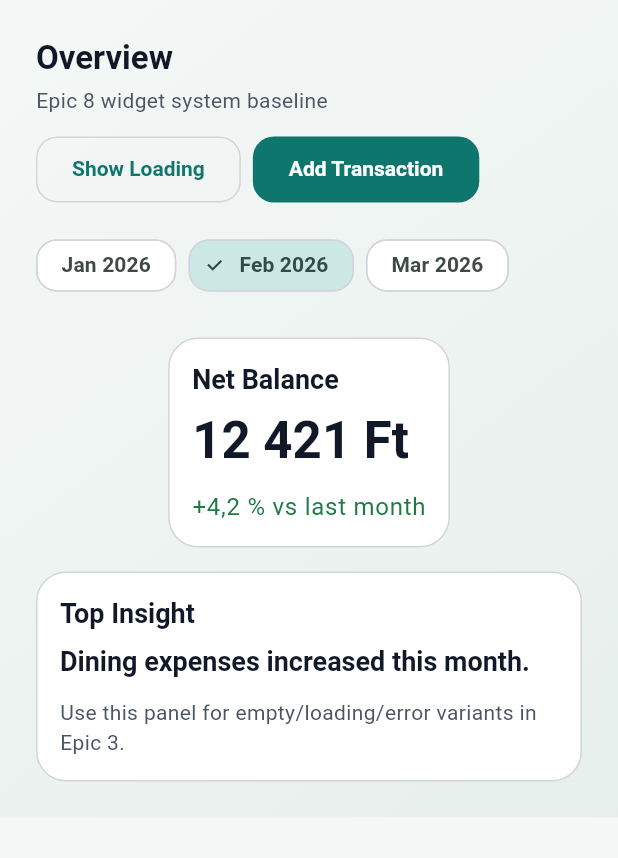
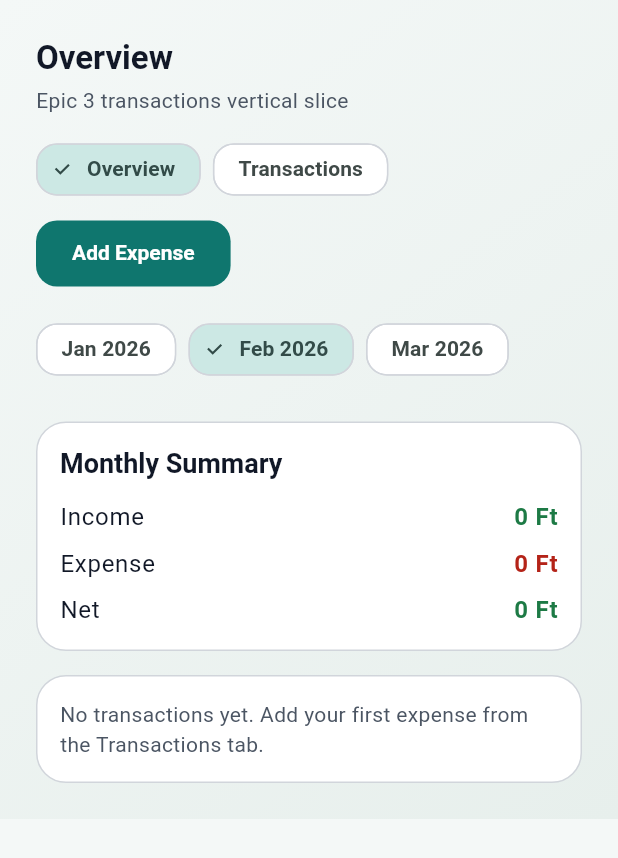
Before and after one commit to Wolfer10/Finora, a Flutter app: the screen it shows after launch, on a phone screen of 412 x 824 dp. Shown: the top 858 px of the screen. Run offline on Flutter 3.47's test engine with Material 3 defaults, Android fonts, the phone set to English and light mode, and no system bars; our stand-ins replace drift, drift_flutter, flutter_riverpod; accounts and stored records are empty; generated files the repository leaves out were written again.

Commit message:
feat(epic3) fix drift database #3

```diff
--- a/lib/core/database/app_database.dart
+++ b/lib/core/database/app_database.dart
@@ -1,27 +1,17 @@
-import 'dart:io';
-
 import 'package:drift/drift.dart';
-import 'package:drift/native.dart';
 import 'package:finora/core/database/app_database.dart' as prefix0;
-import 'package:path/path.dart' as p;
-import 'package:path_provider/path_provider.dart';
 
 import 'package:finora/core/database/daos/account_dao.dart';
 import 'package:finora/core/database/daos/category_dao.dart';
 import 'package:finora/core/database/daos/transaction_dao.dart';
+import 'package:finora/core/database/database_connection.dart';
 import 'package:finora/core/database/tables/accounts_table.dart';
 import 'package:finora/core/database/tables/categories_table.dart';
 import 'package:finora/core/database/tables/transactions_table.dart';
 
 part 'app_database.g.dart';
 
-LazyDatabase _openConnection() {
-  return LazyDatabase(() async {
-    final directory = await getApplicationDocumentsDirectory();
-    final file = File(p.join(directory.path, 'finora.sqlite'));
-    return NativeDatabase(file);
-  });
-}
+QueryExecutor _openConnection() => openDatabaseConnection();
 
 @DriftDatabase(
   tables: [Accounts, Categories, Transactions],
--- /dev/null
+++ b/lib/core/database/database_connection.dart
@@ -0,0 +1,12 @@
+import 'package:drift/drift.dart';
+import 'package:drift_flutter/drift_flutter.dart';
+
+QueryExecutor openDatabaseConnection() {
+  return driftDatabase(
+    name: 'finora',
+    web: DriftWebOptions(
+      sqlite3Wasm: Uri.parse('sqlite3.wasm'),
+      driftWorker: Uri.parse('drift_worker.dart.js'),
+    ),
+  );
+}
--- a/lib/main.dart
+++ b/lib/main.dart
@@ -1,17 +1,19 @@
+import 'package:flutter/material.dart';
+import 'package:flutter_riverpod/flutter_riverpod.dart';
+
 import 'package:finora/core/errors/global_error_handler.dart';
 import 'package:finora/core/theme/app_theme.dart';
 import 'package:finora/core/theme/app_tokens.dart';
-import 'package:finora/core/utils/money_formatter.dart';
-import 'package:finora/core/widgets/finora_card.dart';
 import 'package:finora/core/widgets/finora_page_scaffold.dart';
-import 'package:finora/core/widgets/finora_skeleton.dart';
-import 'package:flutter/material.dart';
+import 'package:finora/features/transactions/presentation/dashboard_overview.dart';
+import 'package:finora/features/transactions/presentation/transactions_providers.dart';
+import 'package:finora/features/transactions/presentation/transactions_screen.dart';
 
 void main() {
   runWithGlobalErrorGuard<void>(() {
     WidgetsFlutterBinding.ensureInitialized();
     installGlobalErrorHandlers();
-    runApp(const FinoraApp());
+    runApp(const ProviderScope(child: FinoraApp()));
   });
 }
 
@@ -25,163 +27,79 @@ class FinoraApp extends StatelessWidget {
       theme: AppTheme.light(),
       darkTheme: AppTheme.dark(),
       themeMode: ThemeMode.system,
-      home: const DashboardShell(),
+      home: const FinoraEpic3Shell(),
     );
   }
 }
 
-class DashboardShell extends StatefulWidget {
-  const DashboardShell({super.key});
+class FinoraEpic3Shell extends ConsumerStatefulWidget {
+  const FinoraEpic3Shell({super.key});
 
   @override
-  State<DashboardShell> createState() => _DashboardShellState();
+  ConsumerState<FinoraEpic3Shell> createState() => _FinoraEpic3ShellState();
 }
 
-class _DashboardShellState extends State<DashboardShell> {
-  DateTime _selectedMonth = DateTime(2026, 2);
-  bool _showLoading = false;
-
-  void _onMonthChanged(DateTime month) => setState(() => _selectedMonth = month);
-  void _toggleLoading() => setState(() => _showLoading = !_showLoading);
-
-  Future<void> _openAddTransactionDialog() async {
-    await showDialog<void>(
-      context: context,
-      builder: (context) => AlertDialog(
-        title: const Text('Add Transaction'),
-        content: const Text('Shared dialog motion and theme styles are active.'),
-        actions: [
-          TextButton(
-            onPressed: () => Navigator.of(context).pop(),
-            child: const Text('Close'),
-          ),
-        ],
-      ),
-    );
-  }
+class _FinoraEpic3ShellState extends ConsumerState<FinoraEpic3Shell> {
+  int _selectedTab = 0;
 
   @override
   Widget build(BuildContext context) {
+    final bootstrap = ref.watch(transactionBootstrapProvider);
+    final selectedMonth = ref.watch(selectedMonthProvider);
+
     return FinoraPageScaffold(
-      title: 'Overview',
-      subtitle: 'Epic 8 widget system baseline',
-      selectedMonth: _selectedMonth,
-      onMonthChanged: _onMonthChanged,
+      title: _selectedTab == 0 ? 'Overview' : 'Transactions',
+      subtitle: 'Epic 3 transactions vertical slice',
+      selectedMonth: selectedMonth,
+      onMonthChanged: (month) {
+        ref.read(selectedMonthProvider.notifier).state = DateTime(
+              month.year,
+              month.month,
+            );
+      },
       trailing: Wrap(
         spacing: AppSpacing.sm,
         runSpacing: AppSpacing.sm,
         children: [
-          OutlinedButton(
-            onPressed: _toggleLoading,
-            child: Text(_showLoading ? 'Show Data' : 'Show Loading'),
+          ChoiceChip(
+            label: const Text('Overview'),
+            selected: _selectedTab == 0,
+            onSelected: (_) => setState(() => _selectedTab = 0),
+          ),
+          ChoiceChip(
+            label: const Text('Transactions'),
+            selected: _selectedTab == 1,
+            onSelected: (_) => setState(() => _selectedTab = 1),
           ),
           FilledButton(
-            onPressed: _openAddTransactionDialog,
-            child: const Text('Add Transaction'),
+            onPressed: () async {
+              await showDialog<void>(
+                context: context,
+                builder: (context) => const AddExpenseDialog(),
+              );
+            },
+            child: const Text('Add Expense'),
           ),
         ],
       ),
-      child: LayoutBuilder(
-        builder: (context, constraints) {
-          final useSplit = constraints.maxWidth >= 900;
-          return AnimatedSwitcher(
-            duration: AppMotion.normal,
-            switchInCurve: AppMotion.emphasized,
-            switchOutCurve: AppMotion.standard,
-            child: useSplit
-                ? Row(
-                    key: const ValueKey('split'),
-                    crossAxisAlignment: CrossAxisAlignment.start,
-                    children: [
-                      Expanded(child: _BalancePanel(loading: _showLoading)),
-                      const SizedBox(width: AppSpacing.lg),
-                      Expanded(child: _InsightPanel(loading: _showLoading)),
-                    ],
-                  )
-                : Column(
-                    key: const ValueKey('stacked'),
-                    children: [
-                      _BalancePanel(loading: _showLoading),
-                      const SizedBox(height: AppSpacing.lg),
-                      _InsightPanel(loading: _showLoading),
-                    ],
-                  ));
+      child: bootstrap.when(
+        data: (_) {
+          if (_selectedTab == 0) {
+            return const DashboardOverview();
+          }
+          return const TransactionsScreen();
         },
+        loading: () => const Center(
+          child: CircularProgressIndicator(),
+        ),
+        error: (error, _) => Text(
+          'Initialization failed: $error',
+          style: Theme.of(context)
+              .textTheme
+              .bodyMedium
+              ?.copyWith(color: AppColors.error),
+        ),
       ),
     );
   }
 }
-
-class _BalancePanel extends StatelessWidget {
-  const _BalancePanel({required this.loading});
-
-  final bool loading;
-
-  @override
-  Widget build(BuildContext context) {
-    final textTheme = Theme.of(context).textTheme;
-    return FinoraCard(
-      child: Column(
-        crossAxisAlignment: CrossAxisAlignment.start,
-        children: loading
-            ? const [
-                FinoraSkeletonBox(width: 140, height: 20),
-                SizedBox(height: AppSpacing.sm),
-                FinoraSkeletonBox(width: 200, height: 40),
-                SizedBox(height: AppSpacing.md),
-                FinoraSkeletonBox(width: 120, height: 16),
-              ]
-            : [
-                Text('Net Balance', style: textTheme.titleLarge),
-                const SizedBox(height: AppSpacing.sm),
-                Text(
-                  MoneyFormatter.format(12420.80),
-                  style: textTheme.headlineLarge,
-                ),
-                const SizedBox(height: AppSpacing.md),
-                Text(
-                  '${MoneyFormatter.format(4.2, showPlus: true, decimalDigits: 1, currencySymbol: '')}% vs last month',
-                  style: textTheme.bodyLarge?.copyWith(color: AppColors.income),
-                ),
-              ],
-      ),
-    );
-  }
-}
-
-class _InsightPanel extends StatelessWidget {
-  const _InsightPanel({required this.loading});
-
-  final bool loading;
-
-  @override
-  Widget build(BuildContext context) {
-    final textTheme = Theme.of(context).textTheme;
-    return FinoraCard(
-      child: Column(
-        crossAxisAlignment: CrossAxisAlignment.start,
-        children: loading
-            ? const [
-                FinoraSkeletonBox(width: 120, height: 20),
-                SizedBox(height: AppSpacing.sm),
-                FinoraSkeletonBox(width: 260, height: 26),
-                SizedBox(height: AppSpacing.md),
-                FinoraSkeletonBox(width: 280, height: 16),
-              ]
-            : [
-                Text('Top Insight', style: textTheme.titleLarge),
-                const SizedBox(height: AppSpacing.sm),
-                Text(
-                  'Dining expenses increased this month.',
-                  style: textTheme.titleLarge,
-                ),
-                const SizedBox(height: AppSpacing.md),
-                Text(
-                  'Use this panel for empty/loading/error variants in Epic 3.',
-                  style: textTheme.bodyMedium,
-                ),
-              ],
-      ),
-    );
-  }
-}
--- a/pubspec.yaml
+++ b/pubspec.yaml
@@ -36,6 +36,7 @@ dependencies:
   # Use with the CupertinoIcons class for iOS style icons.
   cupertino_icons: ^1.0.6
   drift: ^2.20.0
+  drift_flutter: ^0.2.5
   flutter_riverpod: ^2.5.1
   sqlite3_flutter_libs: ^0.5.26
   path_provider: ^2.1.3
```
Also changed, not shown: pubspec.lock, 1 other file.
